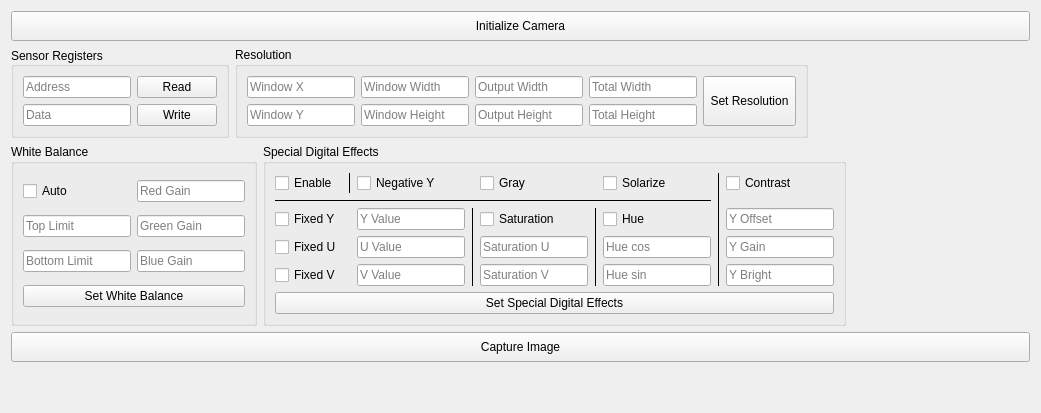
Old version of the form san-antonio/sanantonio/ui/control_panels/camera_panel.ui in the repository jumiknows/AleasatV2.
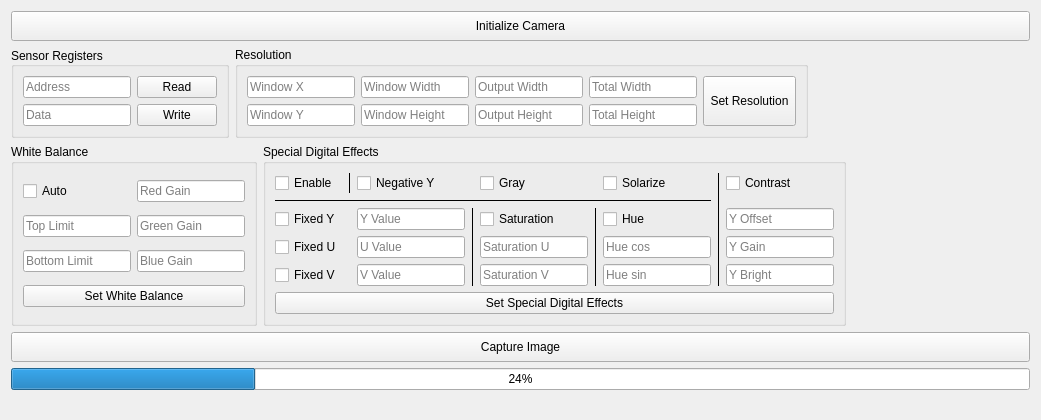
New version of the form.

Commit message:
ALEA-892 Added progress bar for image data transfer https://gitlab.com/alea-2020/command-data-handling/obc2-firmware/-/merge_requests/160
# Overview
- Added optional progress callback for all commands to transfer data in chunks instead of all at once
- Added progress bar to camera panel in San Antonio

# Testing
- Manually tested San Antonio UI

```diff
--- a/san-antonio/sanantonio/ui/control_panels/camera_panel.ui
+++ b/san-antonio/sanantonio/ui/control_panels/camera_panel.ui
@@ -7,7 +7,7 @@
     <x>0</x>
     <y>0</y>
     <width>1041</width>
-    <height>413</height>
+    <height>420</height>
    </rect>
   </property>
   <property name="windowTitle">
@@ -831,6 +831,13 @@
      </property>
     </widget>
    </item>
+   <item>
+    <widget class="QProgressBar" name="progress_bar">
+     <property name="value">
+      <number>24</number>
+     </property>
+    </widget>
+   </item>
    <item>
     <spacer name="verticalSpacer">
      <property name="orientation">
```
The commit also changes 6 other files.
